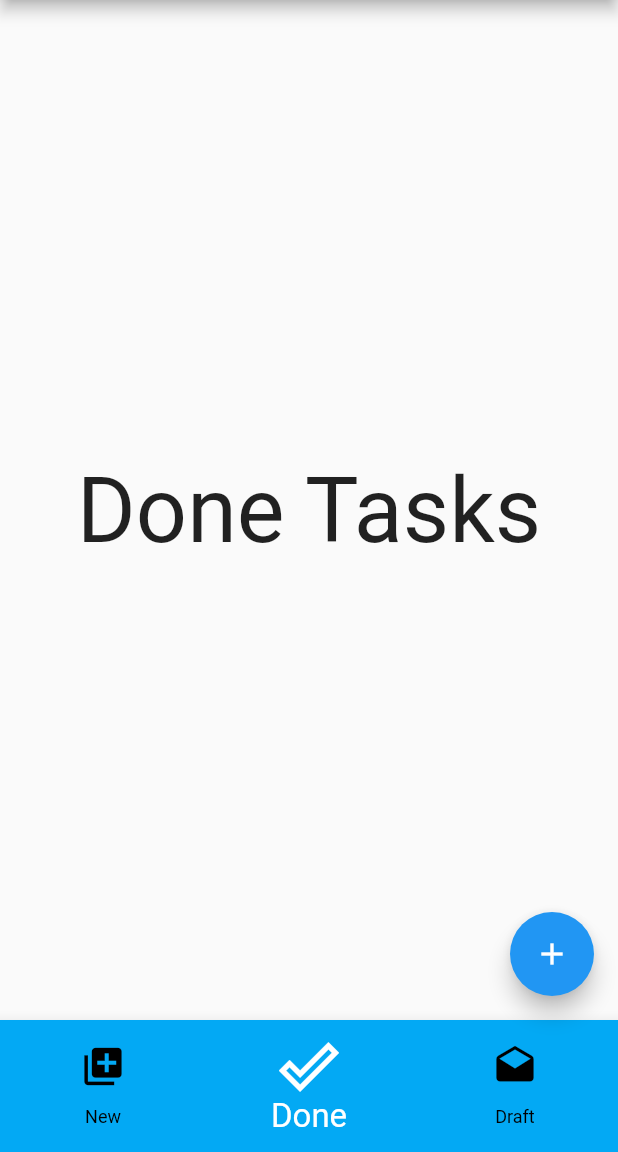
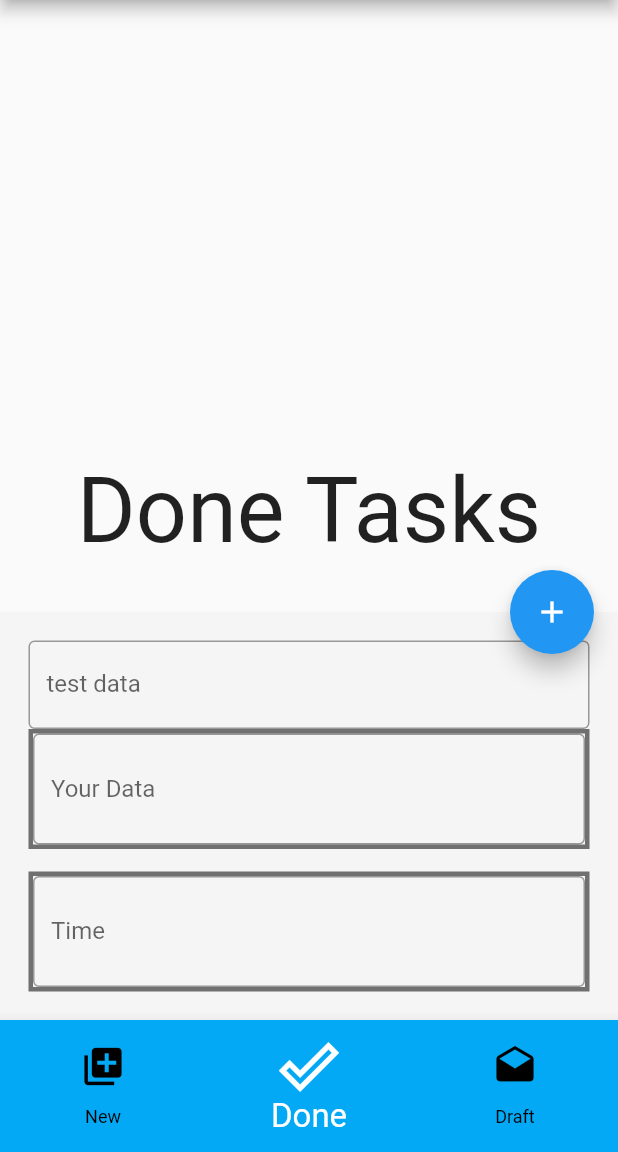
Before and after one commit to HassanEmad0010/to_do_Application, a Flutter app: the screen it shows after launch, item 2 of the bottom bar chosen, after a tap on the "add" icon, on a phone screen of 412 x 824 dp, the part 84-1236 px from its top. Run offline on Flutter 3.47's test engine with Material 2 defaults, Android fonts, the phone set to English and light mode, and no system bars; our stand-ins replace sqflite; accounts and stored records are empty.

Commit message:
text form feild

```diff
--- a/lib/layouts/HomeScreen.dart
+++ b/lib/layouts/HomeScreen.dart
@@ -1,3 +1,4 @@
+
 import 'package:flutter/cupertino.dart';
 import 'package:flutter/material.dart';
 import 'package:sqflite/sqflite.dart';
@@ -5,6 +6,7 @@ import 'package:to_do_application/modules/DoneTaskScreen.dart';
 import 'package:to_do_application/modules/DraftTaskScreen.dart';
 
 import '../modules/NewTaskScreen.dart';
+import '../shared/componant/componant.dart';
 
 class HomeScreen extends StatefulWidget {
   @override
@@ -13,6 +15,13 @@ class HomeScreen extends StatefulWidget {
 
 class _HomeScreenState extends State<HomeScreen> {
   int currentIndex = 0;
+  var scafofoldKey = GlobalKey<ScaffoldState>();
+  bool isFloatingPressed = false;
+  IconData floatingIcon = Icons.add;
+  var titleController=TextEditingController();
+  var timeController=TextEditingController();
+  var testController=TextEditingController();
+  var textFormKey=GlobalKey<FormState>();
 
   List<Widget> Screens = [
     NewTaskScreen(),
@@ -21,20 +30,18 @@ class _HomeScreenState extends State<HomeScreen> {
   ];
 
   @override
-  initState(){
+  initState() {
     super.initState();
-
   }
 
   @override
   Widget build(BuildContext context) {
-
     return Scaffold(
-
+      key: scafofoldKey,
       appBar: AppBar(
         title: const Text("To do App"),
         leading: Icon(Icons.menu),
-        actions: [
+        actions: const [
           Icon(Icons.menu),
           Icon(Icons.menu),
           Text("test"),
@@ -43,16 +50,126 @@ class _HomeScreenState extends State<HomeScreen> {
       body: Screens[currentIndex],
       floatingActionButton: FloatingActionButton(
         onPressed: () {
-          setState(() {
-          });
-          print("floating");
+          setState(() {});
+
+          if (isFloatingPressed) {
+            Navigator.of(context).pop();
+            isFloatingPressed = false;
+            print("floating $isFloatingPressed");
+            setState(() {
+              floatingIcon = Icons.edit;
 
 
 
+
+            });
+
+
+
+          } else {
+
+
+            setState(() {
+              floatingIcon = Icons.add;
+            });
+            scafofoldKey.currentState?.showBottomSheet((context) {
+              isFloatingPressed = true;
+              print("floating $isFloatingPressed");
+              return
+                  Container(
+                    padding: EdgeInsets.all(19),
+                    color: Colors.grey[100],
+                    child: Form(
+                      key: textFormKey,
+                      child: Column(
+                        mainAxisSize: MainAxisSize.min,
+                        children:  [
+                          TextFormField(
+                            onTap: (){
+                              print("tet tabbed");
+
+                            },
+
+                            validator: (value){
+                              if (value ==null) {
+                                print("validator no null allowed $value");
+                              } else{return null;}
+
+                            },
+                            onChanged: (value){
+                              print("on changed $value");
+
+                            },
+
+                            decoration: const InputDecoration(
+
+                              border: OutlineInputBorder(gapPadding: 20),
+                              labelText: "test data",
+                              fillColor: Colors.black,
+                              //floatingLabelAlignment: FloatingLabelAlignment.center,
+                            ),
+
+                            controller: testController,
+
+
+                          ),
+
+
+
+                          textFormField(
+                            textEditingController: titleController,
+                            onTabFunction: (){
+                              titleController.text="test data";
+                              print("data tabbed");
+                            },
+                             validator: (String? value){},
+                            iconPrefix: Icons.text_snippet,
+
+                          ),
+                          SizedBox(height: 15,),
+                          textFormField(
+                            onTabFunction: () {
+                             showTimePicker(context: context, initialTime:TimeOfDay.now()).
+                            then((value) {
+                              if(value!=null) {
+                                timeController.text =
+                                    value.format(context).toString();
+                                print("value is $value");
+                              }
+                              else{return null;}
+                              setState(() {
+
+                              });
+
+                                });
+
+
+
+
+
+
+
+                            },
+
+                            formFieldText: "Time",
+                            iconPrefix: Icons.date_range_outlined,
+                            textEditingController: timeController,
+                            validator: (String? value){ },
+
+
+                          ),
+
+
+                      ],
+                      ),
+                    ),
+                  );
+
+            });
+          }
         },
-        child: const Icon(Icons.add),
+        child: Icon(floatingIcon),
       ),
-
       bottomNavigationBar: BottomNavigationBar(
         iconSize: 30,
         selectedLabelStyle: const TextStyle(fontSize: 22),
@@ -77,74 +194,4 @@ class _HomeScreenState extends State<HomeScreen> {
       ),
     );
   }
-
-
-
-/*
-  void createDatabase () async
-  {
-    print("trying to create database and table...");
-    var database =await openDatabase (
-
-        'todo1.db',
-      version: 1,
-
-      onCreate: (database1,version) async{
-        print("trying to create table...");
-       await database1.execute("CREATE TABLE TASKS (id INTEGER PRIMARY KEY, TITLE TEXT, DATE TEXT, TIME STRING, STATUS STRING)");
-        print ("data base $database1 is created successfully with version = $version");
-
-      },
-      onOpen:(database) async{
-        print("data base $database is openned");
-      }
-
-
-    );
-
-*/
-
-  }
-
-/*
-  void createDataBaseThen()  {
-    print("trying to create database...");
-  var database =openDatabase(
-      "TODO_DataBase2",
-    version: 1,
-    onCreate: (database,version){
-        print("trying to create Table...");
-        database.execute("CREATE TABLE TASKS2 (id INTEGER PRIMARY KEY, TITLE TEXT, DATE TEXT, TIME STRING, STATUS STRING)")
-            .then((value) =>
-        {
-        print("Table created "),
-
-
-        }).catchError((e){print("Error in creating table is "+e.toString());});
-    },
-    onOpen: (database1) async{
-      print("data base $database1 is openned");
-    },
-
-
-  ).then((value) =>
-  {
-    print("database created"),
-
-  }).catchError((e){print("Error in creating database is "+e.toString());});
-  }*/
-
-
-/*
-void databaseInsert (){
-
-  database?.transaction((txn) {
-    print("unserting .....");
-    return txn.rawInsert('INSERT INTO TASKS(TITLE,DATA,TIME,STATUS) VALUES("First task", "pray", "25-8-2022","idle")');
-  },
-  ).then((value) {print("data inserted successfully"); } ).catchError((eInsert){print("there is error in inserting data is*** "+eInsert.toString());});
-
-
 }
-
-*/
--- a/lib/modules/NewTaskScreen.dart
+++ b/lib/modules/NewTaskScreen.dart
@@ -26,7 +26,10 @@ class NewTaskScreen extends StatelessWidget {
                 icon: Icon(Icons.add),
                 onPressed: () async{
                   print("+ pressed");
-                 var responce= await dbObject.insertData(sqlCommand: 'INSERT INTO TASKS(TITLE,DATE,TIME,STATUS) VALUES("First task", "pray", "25-8-2022","idle")');
+
+                  String task="Java";
+                  String status="done";
+                 var responce= await dbObject.insertData(sqlCommand: 'INSERT INTO TASKS(TITLE,DATE,TIME,STATUS) VALUES("$task", "pray", "25-8-2022","$status")');
                  print("Data inserted to the table ");
                   print(responce.toString());
 
@@ -35,7 +38,7 @@ class NewTaskScreen extends StatelessWidget {
 
               ),
             ),
-            SizedBox(height: 10,),
+            const SizedBox(height: 10,),
             Container(
               width: 100,
               height: 100,
@@ -54,7 +57,7 @@ class NewTaskScreen extends StatelessWidget {
 
               ),
             ),
-            SizedBox(height: 10,),
+            const SizedBox(height: 10,),
             Container(
               width: 100,
               height: 100,
@@ -64,7 +67,7 @@ class NewTaskScreen extends StatelessWidget {
                 icon: Icon(Icons.remove_circle),
                 onPressed: () async{
                   print("delete pressed");
-                  String sqlCommand="DELETE FROM 'TASKS' WHERE id IN (7,8,9)";
+                  String sqlCommand="DELETE FROM 'TASKS' WHERE id IN (3,8,9,10)";
                   var responce=await dbObject.DeleteData(sqlCommand: sqlCommand);
                   print(responce);
 
--- a/lib/shared/componant/componant.dart
+++ b/lib/shared/componant/componant.dart
@@ -1,4 +1,4 @@
-/*
+
 
 
 
@@ -9,25 +9,48 @@ import 'package:sqflite/sqflite.dart';
 
 
 
-Widget buildButton({
 
-  required IconData icon,
-  required   func;
+Widget textFormField({
 
-}) {
+  required TextEditingController textEditingController,
+  TextInputType textInputType = TextInputType.emailAddress,
+  //bool isPassword = false,
+  String formFieldText = "Your Data",
+   required String? Function(String? value) validator,
+  required Function() onTabFunction,
+  Function()? suffixFunction,
+  IconData? iconPrefix,
+  IconData? iconSuffix,
 
-  return Container(
+  Color color= Colors.black54,
+  double width= double.infinity,
+  double height= 80,
+}) =>
+    Container(
+      decoration: BoxDecoration(border: Border.all(color: color,width: 3)),
 
-    child: IconButton(
-      icon: Icon(icon),
-
-      onPressed: func,
+      width: width,
+      height: height,
+      child: TextFormField(
+        onTap: onTabFunction,
 
 
+        decoration: InputDecoration(
+          border: const OutlineInputBorder(),
+          prefix: Icon(iconPrefix),
+          suffix: IconButton(
+              onPressed: suffixFunction,
+              icon: Icon(iconSuffix)),
+          labelText: formFieldText,
+          fillColor: Colors.black,
+          //floatingLabelAlignment: FloatingLabelAlignment.center,
+        ),
 
-    ),
+        // controller: textEditingController,
 
-  );
+        keyboardType: textInputType,
 
-}
-*/
+        validator: validator,
+
+      ),
+    );
```
